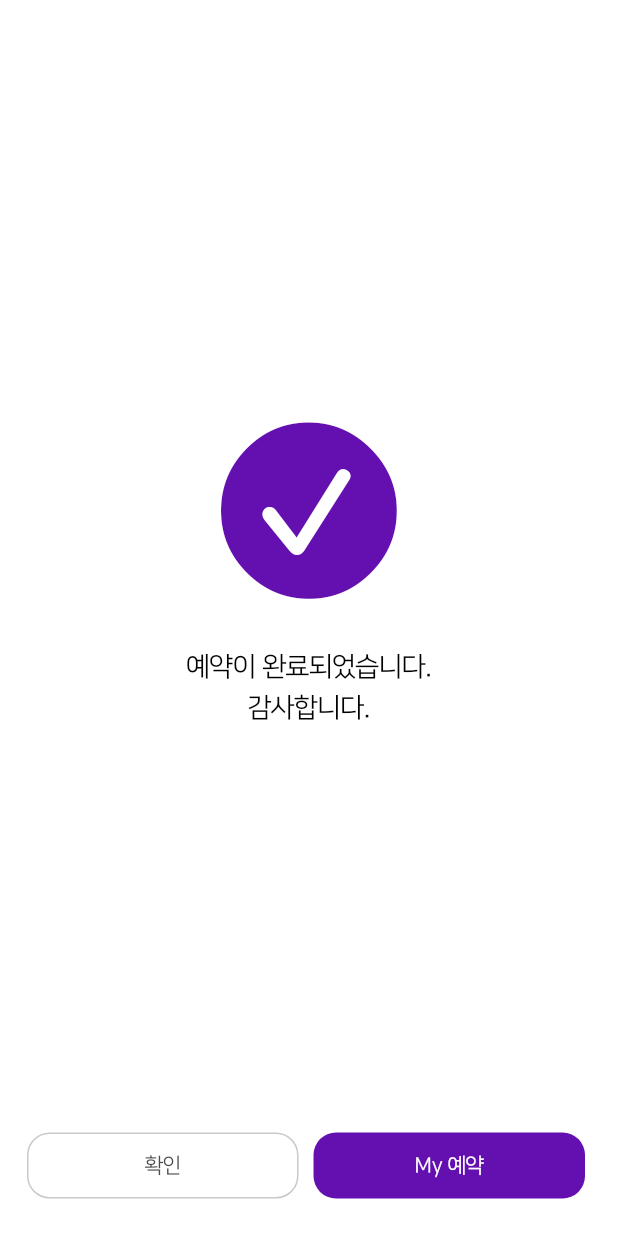
After one commit to PLADI-ALM/PLADI-ALM-Mobile, a Flutter app: the BookingSuccessScreen screen opened directly, on a phone screen of 412 x 824 dp. The commit adds this screen. Run offline on Flutter 3.47's test engine with Material 2 defaults, Android fonts, the phone set to English and light mode, and no system bars; our stand-ins replace dio, firebase_core, firebase_messaging, flutter_local_notifications, flutter_secure_storage, flutter_svg and 2 more; accounts and stored records are empty.

Commit message:
feat: 예약 완료 화면 UI 구현

```diff
--- a/lib/View/booking/component/custom_search_bar.dart
+++ b/lib/View/booking/component/custom_search_bar.dart
@@ -85,12 +85,11 @@ class _CustomSearchBarState extends State<CustomSearchBar> {
 
   /// Event Methods
   void didTapFilterButton() {
-    Navigator.of(context).push(MaterialPageRoute(builder: (_) => BookingOfficeScreen()));
-    // Navigator.of(context).push(MaterialPageRoute(
-    //     builder: (_) => (widget.isOfficeBooking)
-    //         ? const OfficeFilterScreen() : const OfficeFilterScreen())
-    //     // TODO: widget.isOfficeBooking == false 인 경우 그 외 필터 화면으로 이동시키기
-    // );
+    Navigator.of(context).push(MaterialPageRoute(
+        builder: (_) => (widget.isOfficeBooking)
+            ? const OfficeFilterScreen() : const OfficeFilterScreen())
+        // TODO: widget.isOfficeBooking == false 인 경우 그 외 필터 화면으로 이동시키기
+    );
   }
 
   void didChangedSearchBar() {
--- a/lib/View/booking/screen/booking_office_screen.dart
+++ b/lib/View/booking/screen/booking_office_screen.dart
@@ -6,6 +6,7 @@ import 'package:frontend/View/common/component/sub_app_bar.dart';
 import 'package:table_calendar/table_calendar.dart';
 
 import '../../common/component/purple_bottom_button.dart';
+import 'booking_success_screen.dart';
 
 class BookingOfficeScreen extends StatefulWidget {
   const BookingOfficeScreen({Key? key}) : super(key: key);
@@ -188,6 +189,6 @@ class _BookingOfficeScreenState extends State<BookingOfficeScreen> {
   }
 
   void didTapBookingButton() {
-    print('didTapBookingButton');
+    Navigator.of(context).push(MaterialPageRoute(builder: (_) => const BookingSuccessScreen()));
   }
 }
--- /dev/null
+++ b/lib/View/booking/screen/booking_success_screen.dart
@@ -0,0 +1,90 @@
+import 'package:flutter/cupertino.dart';
+import 'package:flutter/material.dart';
+import 'package:frontend/View/colors.dart';
+
+class BookingSuccessScreen extends StatefulWidget {
+  const BookingSuccessScreen({Key? key}) : super(key: key);
+
+  @override
+  State<BookingSuccessScreen> createState() => _BookingSuccessScreenState();
+}
+
+class _BookingSuccessScreenState extends State<BookingSuccessScreen> {
+  @override
+  Widget build(BuildContext context) {
+    return Scaffold(
+      backgroundColor: Colors.white,
+      body: renderBody(),
+      bottomNavigationBar: renderBottomButton(),
+    );
+  }
+
+  Widget renderBody() {
+    return Center(
+      child: Column(
+        mainAxisAlignment: MainAxisAlignment.center,
+        children: [
+          Icon(CupertinoIcons.check_mark_circled_solid, color: purple, size: MediaQuery.of(context).size.width / 3,),
+          const SizedBox(height: 20,),
+          const Text('예약이 완료되었습니다.\n감사합니다.',
+            textAlign: TextAlign.center,
+            style: TextStyle(fontSize: 18, color: Colors.black, height: 1.5),
+          )
+        ],
+      ),
+    );
+  }
+
+  Widget renderBottomButton() {
+    return SizedBox(
+      width: MediaQuery.of(context).size.width,
+      child: Row(
+        children: [
+          Container(
+            margin: const EdgeInsets.only(left: 18, bottom: 25),
+            width: (MediaQuery.of(context).size.width - 50) / 2,
+            height: 44,
+            child: ElevatedButton(
+                onPressed: didTapConfirmButton,
+                style: ElevatedButton.styleFrom(
+                  elevation: 0,
+                  backgroundColor: Colors.white,
+                  shape: RoundedRectangleBorder(
+                    borderRadius: BorderRadius.circular(15),
+                    side: const BorderSide(color: Color(0xFFC9C9C9))
+                  )
+                ),
+                child: const Text('확인', style: TextStyle(fontSize: 14, color: darkGrey),)
+            ),
+          ),
+          const SizedBox(width: 10,),
+          Container(
+            margin: const EdgeInsets.only(right: 18, bottom: 25),
+            width: (MediaQuery.of(context).size.width - 50) / 2,
+            height: 44,
+            child: ElevatedButton(
+                onPressed: didTapMyBookingButton,
+                style: ElevatedButton.styleFrom(
+                  elevation: 0,
+                  backgroundColor: purple,
+                  shape: RoundedRectangleBorder(
+                    borderRadius: BorderRadius.circular(15),
+                  )
+                ),
+                child: const Text('My 예약', style: TextStyle(fontSize: 14, color: Colors.white),)
+            ),
+          ),
+        ],
+      ),
+    );
+  }
+
+
+  void didTapConfirmButton() {
+    print('didTapConfirmButton');
+  }
+
+  void didTapMyBookingButton() {
+    print('didTapMyBookingButton');
+  }
+}
```
